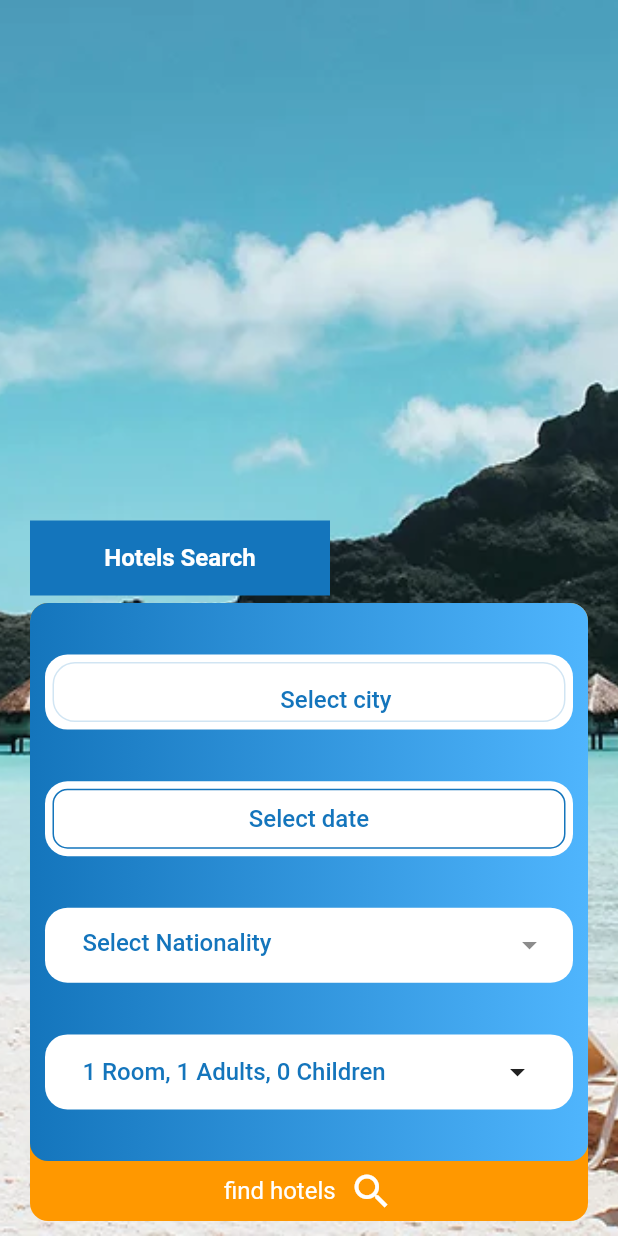
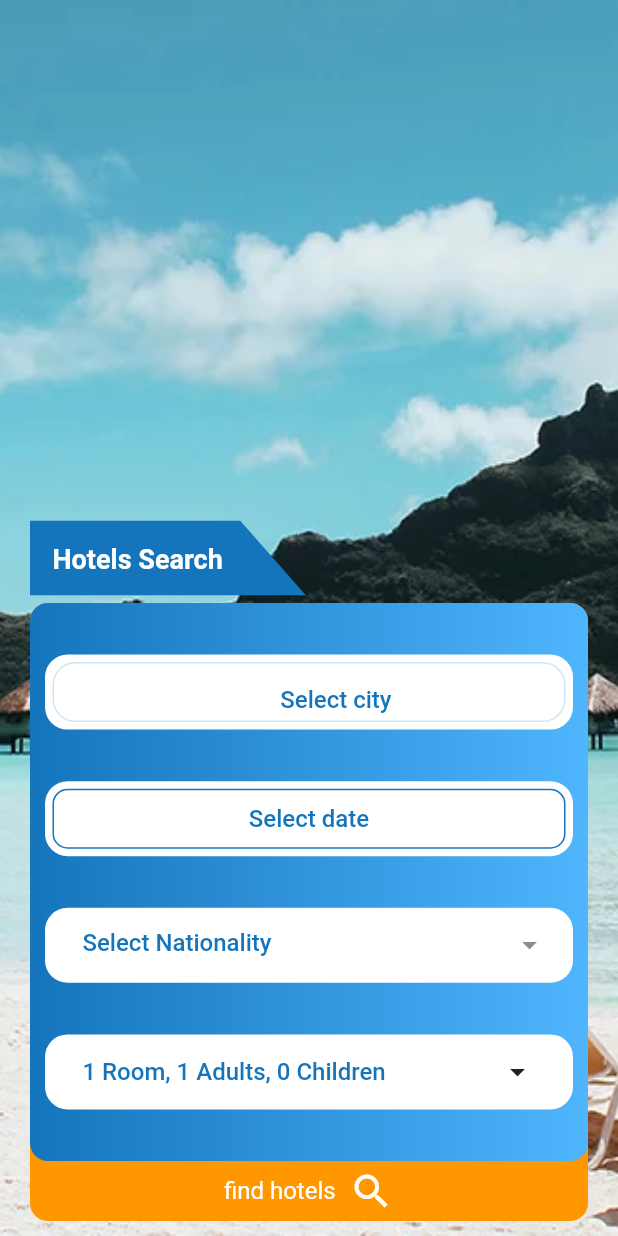
Before and after one commit to yassinBeyazid/hotel_go, a Flutter app: the screen it shows after launch, on a phone screen of 412 x 824 dp. Run offline on Flutter 3.47's test engine with Material 2 defaults, Android fonts, the phone set to English and light mode, and no system bars; drawn by our look-alikes of dropdown_search; our stand-ins replace bloc, equatable, flutter_advanced_switch, flutter_bloc, syncfusion_flutter_datepicker.

```diff
--- a/lib/view/home/home_view.dart
+++ b/lib/view/home/home_view.dart
@@ -38,19 +38,20 @@ class _HomeViewState extends State<HomeView> {
                 mainAxisAlignment: MainAxisAlignment.end,
                 crossAxisAlignment: CrossAxisAlignment.start,
                 children: [
-                  Container(
-                    height: 50,
-                    width: 200,
-                    decoration: const BoxDecoration(
-                      color: AppConstants.darkBlue,
-                    ),
-                    child: const Padding(
-                      padding: EdgeInsets.symmetric(horizontal: 10),
-                      child: Center(
+                  ClipPath(
+                    clipper: AngledContainerClipper(),
+                    child: Container(
+                      height: 50,
+                      width: 200,
+                      decoration: const BoxDecoration(
+                        color: AppConstants.darkBlue,
+                      ),
+                      child: Padding(
+                        padding: const EdgeInsets.all(15.0),
                         child: Text(
                           'Hotels Search',
                           style: TextStyle(
-                            fontSize: 16,
+                            fontSize: 18,
                             color: Colors.white,
                             fontWeight: FontWeight.w700,
                           ),
@@ -58,6 +59,7 @@ class _HomeViewState extends State<HomeView> {
                       ),
                     ),
                   ),
+
                   const SizedBox(
                     height: 5,
                   ),
@@ -175,17 +177,21 @@ class _HomeViewState extends State<HomeView> {
   }
 }
 
-// class CustomClips extends CustomClipper<Path> {
-//   @override
-//   Path getClip(Size size) {
-//     Path path = Path();
-//     path.lineTo(0.0, size.height);
-//     // path.lineTo(size.width, 0.0);
-//     path.lineTo(size.width, size.height);
-//     path.lineTo(size.width - 20, size.height);
-//     return path;
-//   }
-//
-//   @override
-//   bool shouldReclip(CustomClipper<Path> oldClipper) => false;
-// }
+class AngledContainerClipper extends CustomClipper<Path> {
+  @override
+  Path getClip(Size size) {
+    final borderRadius = 5 * size.shortestSide;
+    final path = Path();
+    path.lineTo(size.width - 60, 0);
+    path.lineTo(size.width - 16, size.height);
+    path.lineTo(16, size.height);
+    path.lineTo(0, size.height);
+    path.close();
+    return path;
+  }
+
+  @override
+  bool shouldReclip(CustomClipper<Path> oldClipper) {
+    return false;
+  }
+}
```
